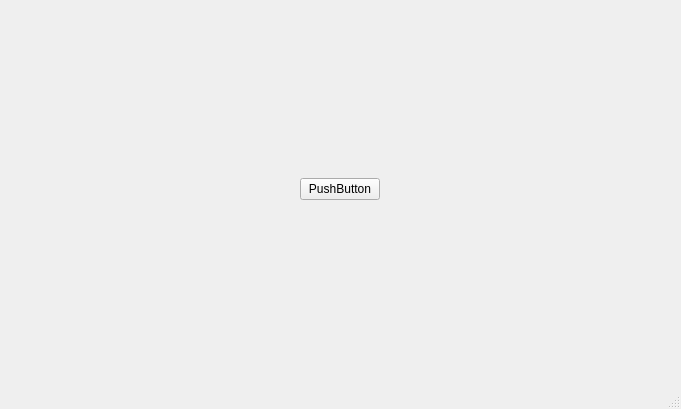
abdullahsumbal/data-analysis, file cycle-compare/view/main_view.ui: the form before one commit.
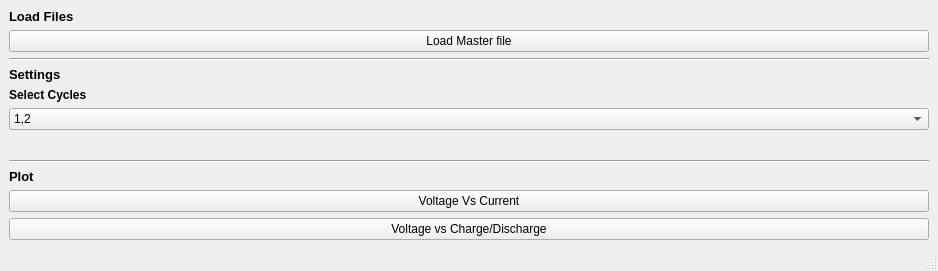
The form after the commit.

Commit message: add cycle dropdown

What changed in the file:
```diff
--- a/cycle-compare/view/main_view.ui
+++ b/cycle-compare/view/main_view.ui
@@ -6,59 +6,132 @@
    <rect>
     <x>0</x>
     <y>0</y>
-    <width>681</width>
-    <height>409</height>
+    <width>938</width>
+    <height>271</height>
    </rect>
   </property>
   <property name="windowTitle">
    <string>Template</string>
   </property>
   <widget class="QWidget" name="centralwidget">
-   <widget class="QWidget" name="gridLayoutWidget">
-    <property name="geometry">
-     <rect>
-      <x>9</x>
-      <y>9</y>
-      <width>661</width>
-      <height>361</height>
-     </rect>
-    </property>
+   <layout class="QGridLayout" name="gridLayout_2">
+    <item row="0" column="0">
     <layout class="QGridLayout" name="gridLayout">
+      <item row="3" column="0">
+       <widget class="QLabel" name="label_2">
+        <property name="font">
+         <font>
+          <pointsize>10</pointsize>
+          <weight>75</weight>
+          <bold>true</bold>
+         </font>
+        </property>
+        <property name="text">
+         <string>Settings</string>
+        </property>
+       </widget>
+      </item>
+      <item row="1" column="0">
+       <widget class="QPushButton" name="pushButton_master">
+        <property name="text">
+         <string>Load Master file</string>
+        </property>
+       </widget>
+      </item>
      <item row="0" column="0">
-      <spacer name="horizontalSpacer">
+       <widget class="QLabel" name="label">
+        <property name="font">
+         <font>
+          <pointsize>10</pointsize>
+          <weight>75</weight>
+          <bold>true</bold>
+         </font>
+        </property>
+        <property name="text">
+         <string>Load Files</string>
+        </property>
+       </widget>
+      </item>
+      <item row="5" column="0">
+       <widget class="QComboBox" name="comboBox_cycle">
+        <item>
+         <property name="text">
+          <string>1,2</string>
+         </property>
+        </item>
+       </widget>
+      </item>
+      <item row="4" column="0">
+       <widget class="QLabel" name="label_3">
+        <property name="font">
+         <font>
+          <weight>75</weight>
+          <bold>true</bold>
+         </font>
+        </property>
+        <property name="text">
+         <string>Select Cycles</string>
+        </property>
+       </widget>
+      </item>
+      <item row="2" column="0">
+       <widget class="Line" name="line">
        <property name="orientation">
         <enum>Qt::Horizontal</enum>
        </property>
-       <property name="sizeHint" stdset="0">
-        <size>
-         <width>40</width>
-         <height>20</height>
-        </size>
-       </property>
-      </spacer>
-     </item>
-     <item row="0" column="1">
-      <widget class="QPushButton" name="pushButton">
+       </widget>
+      </item>
+      <item row="8" column="0">
+       <widget class="QLabel" name="label_4">
+        <property name="font">
+         <font>
+          <pointsize>10</pointsize>
+          <weight>75</weight>
+          <bold>true</bold>
+         </font>
+        </property>
+        <property name="text">
+         <string>Plot</string>
+        </property>
+       </widget>
+      </item>
+      <item row="10" column="0">
+       <widget class="QPushButton" name="pushButton_charge">
        <property name="text">
-        <string>PushButton</string>
+         <string>Voltage vs Charge/Discharge</string>
        </property>
       </widget>
      </item>
-     <item row="0" column="2">
-      <spacer name="horizontalSpacer_2">
+      <item row="7" column="0">
+       <widget class="Line" name="line_2">
        <property name="orientation">
         <enum>Qt::Horizontal</enum>
        </property>
+       </widget>
+      </item>
+      <item row="9" column="0">
+       <widget class="QPushButton" name="pushButton_current">
+        <property name="text">
+         <string>Voltage Vs Current</string>
+        </property>
+       </widget>
+      </item>
+      <item row="6" column="0">
+       <spacer name="verticalSpacer">
+        <property name="orientation">
+         <enum>Qt::Vertical</enum>
+        </property>
        <property name="sizeHint" stdset="0">
         <size>
-         <width>40</width>
-         <height>20</height>
+          <width>20</width>
+          <height>40</height>
         </size>
        </property>
       </spacer>
      </item>
     </layout>
-   </widget>
+    </item>
+   </layout>
   </widget>
   <widget class="QMenuBar" name="menubar">
    <property name="geometry">
```
Left out of the diff: 2 changed lines with no effect on the pictures. Lines whose indentation alone changed are shown as unchanged. The commit also changes 8 other files.
